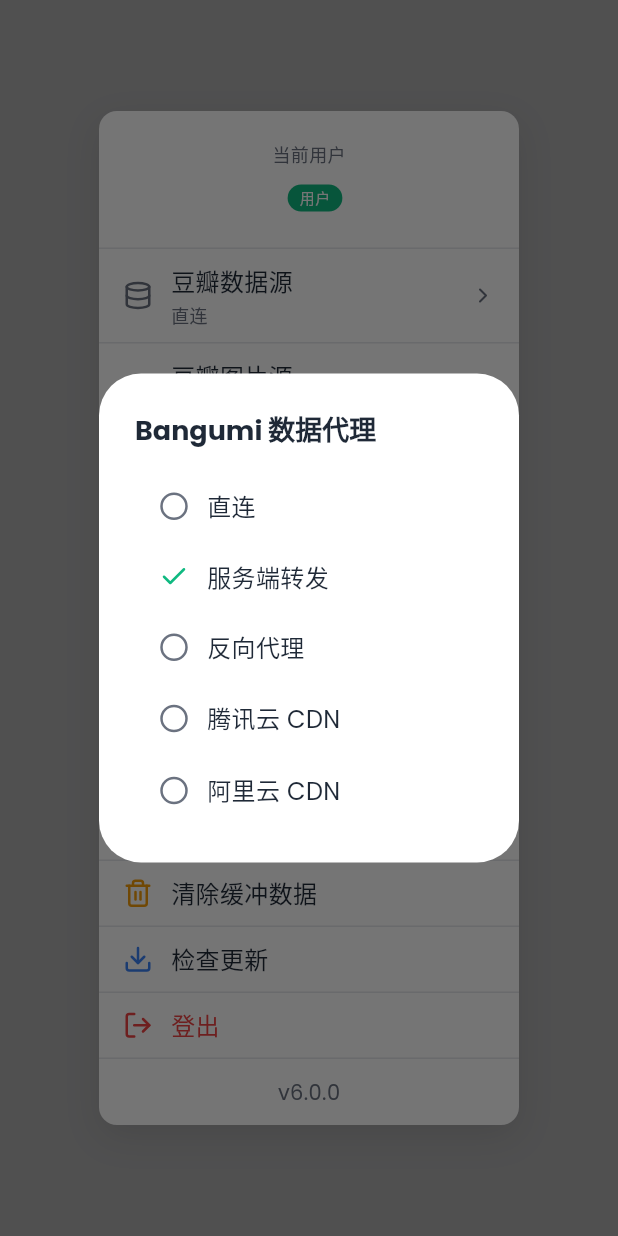
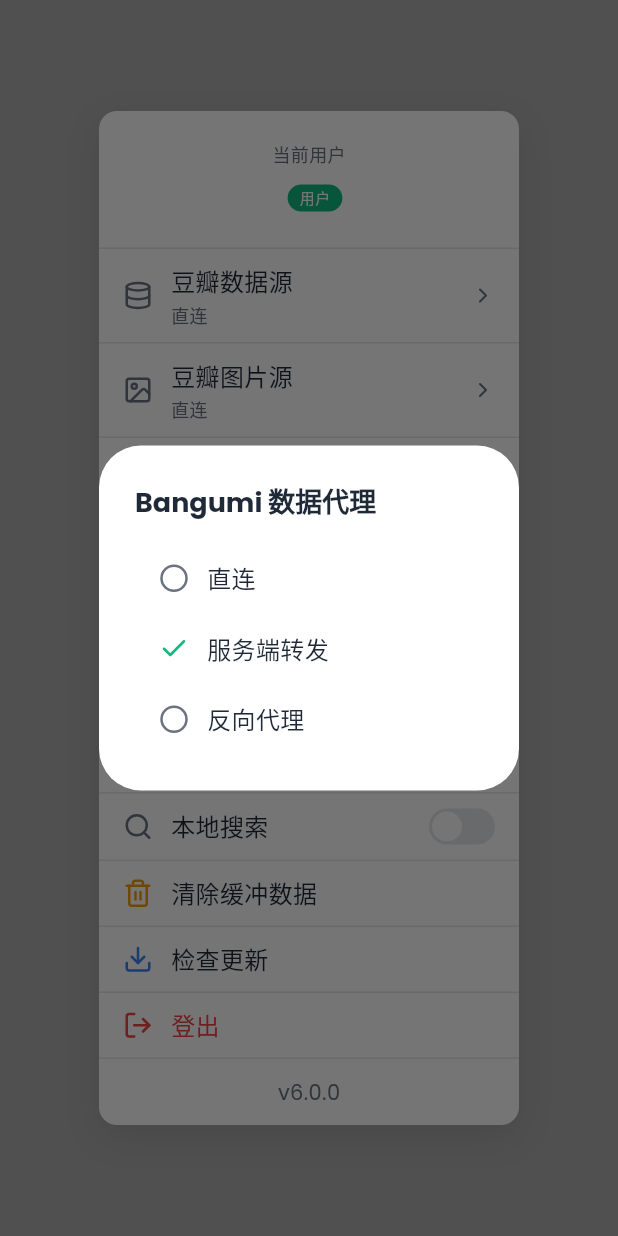
Before and after one commit to ZangEdward/SuperTV, a Flutter app: the UserMenu widget shown alone on an empty page, opened directly with empty values, after a tap on "Bangumi 数据代理", on a phone screen of 412 x 824 dp. Run offline on Flutter 3.47's test engine with Material 3 defaults, Android fonts, the phone set to English and light mode, and no system bars; our stand-ins replace cached_network_image, dio, google_fonts, lucide_icons_flutter, package_info_plus, shared_preferences; missing offline and left inert: app_settings, bitsdojo_window, bs58check, dlna_dart, encrypt, gal and 8 more; accounts and stored records are empty.

```diff
--- a/lib/services/bangumi_service.dart
+++ b/lib/services/bangumi_service.dart
@@ -22,7 +22,7 @@
   static Future<void> clearCache() async {
     await _initCache();
     // 清除所有可能的数据源日历缓存
-    final sources = ['client', 'forward', 'proxy', 'cdn_tencent', 'cdn_aliyun', 'direct'];
+    final sources = ['client', 'forward', 'proxy', 'direct'];
     for (final source in sources) {
       await _cache.delete('bangumi_calendar_${source}_v1');
     }
@@ -75,14 +75,9 @@
       // 根据数据源选择不同的接口
       ApiResponse<List<dynamic>> response;
 
-      if (dataSource == 'client' || dataSource == 'cdn_tencent' || dataSource == 'cdn_aliyun') {
-        // 客户端直连或 CDN 模式
+      if (dataSource == 'client') {
+        // 客户端直连
         String apiUrl = 'https://api.bgm.tv/calendar';
-        if (dataSource == 'cdn_tencent') {
-          apiUrl = 'https://api.bgm.tv.cmliussss.net/calendar';
-        } else if (dataSource == 'cdn_aliyun') {
-          apiUrl = 'https://api.bgm.tv.cmliussss.com/calendar';
-        }
 
         final headers = {
           'User-Agent': 'Mozilla/5.0 (Windows NT 10.0; Win64; x64) AppleWebKit/537.36 (KHTML, like Gecko) Chrome/120.0.0.0 Safari/537.36',
@@ -176,14 +171,9 @@
     try {
       ApiResponse<Map<String, dynamic>> response;
 
-      if (dataSource == 'client' || dataSource == 'cdn_tencent' || dataSource == 'cdn_aliyun') {
-        // 客户端直连或 CDN 模式
+      if (dataSource == 'client') {
+        // 客户端直连
         String apiUrl = 'https://api.bgm.tv/v0/subjects/$bangumiId';
-        if (dataSource == 'cdn_tencent') {
-          apiUrl = 'https://api.bgm.tv.cmliussss.net/v0/subjects/$bangumiId';
-        } else if (dataSource == 'cdn_aliyun') {
-          apiUrl = 'https://api.bgm.tv.cmliussss.com/v0/subjects/$bangumiId';
-        }
 
         final headers = {
           'User-Agent': 'Mozilla/5.0 (Windows NT 10.0; Win64; x64) AppleWebKit/537.36 (KHTML, like Gecko) Chrome/120.0.0.0 Safari/537.36',
--- a/lib/services/user_data_service.dart
+++ b/lib/services/user_data_service.dart
@@ -218,12 +218,6 @@
       case '反向代理':
         key = 'proxy';
         break;
-      case '腾讯云 CDN':
-        key = 'cdn_tencent';
-        break;
-      case '阿里云 CDN':
-        key = 'cdn_aliyun';
-        break;
       default:
         key = 'forward';
     }
@@ -246,10 +240,6 @@
         return '服务端转发';
       case 'proxy':
         return '反向代理';
-      case 'cdn_tencent':
-        return '腾讯云 CDN';
-      case 'cdn_aliyun':
-        return '阿里云 CDN';
       case 'direct': // 兼容旧版本
         return '直连';
       default:
@@ -267,12 +257,6 @@
         break;
       case '服务器代理':
         key = 'proxy';
-        break;
-      case '腾讯云 CDN':
-        key = 'cdn_tencent';
-        break;
-      case '阿里云 CDN':
-        key = 'cdn_aliyun';
         break;
       default:
         key = 'direct';
@@ -294,10 +278,6 @@
         return '直连';
       case 'proxy':
         return '服务器代理';
-      case 'cdn_tencent':
-        return '腾讯云 CDN';
-      case 'cdn_aliyun':
-        return '阿里云 CDN';
       default:
         return '直连';
     }
--- a/lib/utils/image_url.dart
+++ b/lib/utils/image_url.dart
@@ -63,16 +63,6 @@
         // 使用服务器的通用图片代理接口，并对原始 URL 进行编码
         processedUrl = '$cleanBaseUrl/api/image-proxy?url=${Uri.encodeComponent(url)}';
       }
-    } else if (imageSourceKey == 'cdn_tencent') {
-      processedUrl = url.replaceAll(
-        RegExp(r'lain\.bgm\.tv'),
-        'lain.bgm.tv.cmliussss.net',
-      );
-    } else if (imageSourceKey == 'cdn_aliyun') {
-      processedUrl = url.replaceAll(
-        RegExp(r'lain\.bgm\.tv'),
-        'lain.bgm.tv.cmliussss.com',
-      );
     }
   }
 
--- a/lib/widgets/user_menu.dart
+++ b/lib/widgets/user_menu.dart
@@ -850,8 +850,6 @@
                         '直连',
                         '服务端转发',
                         '反向代理',
-                        '腾讯云 CDN',
-                        '阿里云 CDN',
                       ],
                       onChanged: (value) async {
                         await UserDataService.saveBangumiDataSource(value);
@@ -880,8 +878,6 @@
                       options: const [
                         '直连',
                         '服务器代理',
-                        '腾讯云 CDN',
-                        '阿里云 CDN',
                       ],
                       onChanged: (value) async {
                         await UserDataService.saveBangumiImageSource(value);
```
Also changed, not shown: 1 other file.
